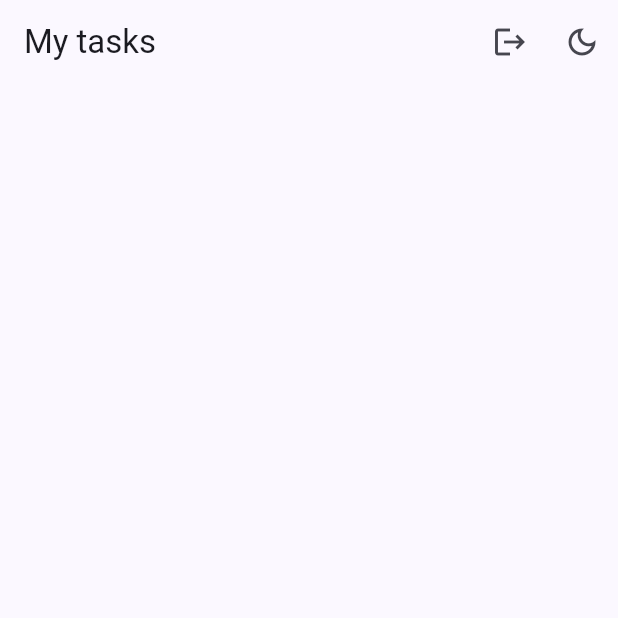
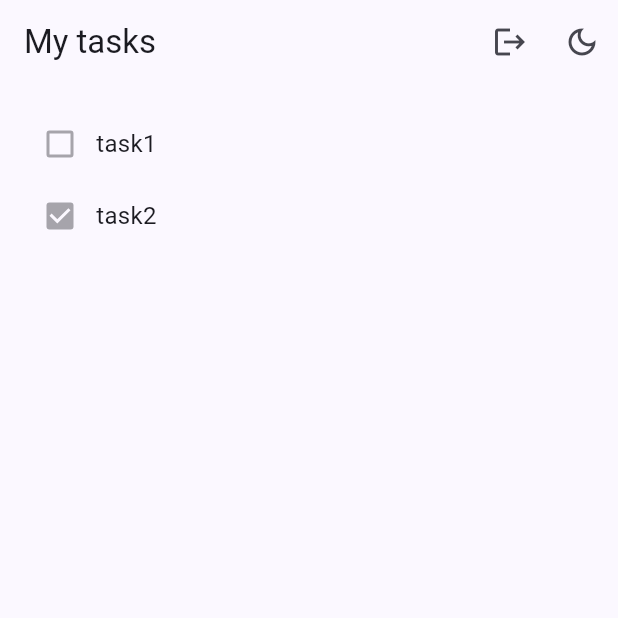
Before and after one commit to Abdelrahman-Mohamed121/Flutter-Todo-App, a Flutter app: the HomeScreen screen opened directly, on a phone screen of 412 x 824 dp, the top half of it. Run offline on Flutter 3.47's test engine with Material 3 defaults, Android fonts, the phone set to English and light mode, and no system bars; our stand-ins replace shared_preferences; accounts and stored records are empty.

Commit message:
Add task model and task Card

```diff
--- /dev/null
+++ b/lib/models/task.dart
@@ -0,0 +1,31 @@
+class Task {
+  final int id;
+  final String todo;
+  final bool completed;
+  final int userId;
+
+  Task({
+    required this.id,
+    required this.todo,
+    required this.completed,
+    required this.userId,
+  });
+
+  factory Task.fromJson(Map<String, dynamic> json) {
+    return Task(
+      id: json['id'],
+      todo: json['todo'],
+      completed: json['completed'],
+      userId: json['userId'],
+    );
+  }
+
+  Map<String, dynamic> toJson() {
+    return {
+      'id': id,
+      'todo': todo,
+      'completed': completed,
+      'userId': userId,
+    };
+  }
+}
--- a/lib/screens/home_screen.dart
+++ b/lib/screens/home_screen.dart
@@ -1,7 +1,10 @@
 import 'package:flutter/material.dart';
 import 'package:provider/provider.dart';
+import 'package:todo_app/models/task.dart';
 import 'package:todo_app/providers/theme_provider.dart';
 import 'package:todo_app/screens/login_screen.dart';
+import 'package:todo_app/utils/constants.dart';
+import 'package:todo_app/widgets/task_card.dart';
 
 class HomeScreen extends StatelessWidget {
   const HomeScreen({super.key});
@@ -29,6 +32,20 @@ class HomeScreen extends StatelessWidget {
                   : Icons.dark_mode_outlined),
             )
           ],
+        ),
+        body: Padding(
+          padding: defaultPadding,
+          child: SingleChildScrollView(
+            clipBehavior: Clip.none,
+            child: Column(children: [
+              TaskCard(
+                  task:
+                      Task(id: 1, completed: false, todo: "task1", userId: 20)),
+              TaskCard(
+                  task:
+                      Task(id: 2, completed: true, todo: "task2", userId: 20)),
+            ]),
+          ),
         ));
   }
 }
--- a/lib/screens/login_screen.dart
+++ b/lib/screens/login_screen.dart
@@ -102,7 +102,7 @@ class LoginScreen extends StatelessWidget {
                           decoration: InputDecoration(
                             border:
                                 OutlineInputBorder(borderRadius: defaultBorder),
-                            labelText: "Email or Username",
+                            labelText: "Username",
                           ),
                         ),
                         defaultVerticalSizedBox,
--- /dev/null
+++ b/lib/widgets/task_card.dart
@@ -0,0 +1,20 @@
+import 'package:flutter/material.dart';
+import 'package:todo_app/models/task.dart';
+
+class TaskCard extends StatelessWidget {
+  final Task task;
+  const TaskCard({super.key, required this.task});
+
+  @override
+  Widget build(BuildContext context) {
+    return Row(
+      children: [
+        Checkbox(value: task.completed, onChanged: null),
+        Text(
+          task.todo,
+          style: TextStyle(fontSize: 16.0),
+        )
+      ],
+    );
+  }
+}
```
Lines whose indentation alone changed are shown as unchanged.
